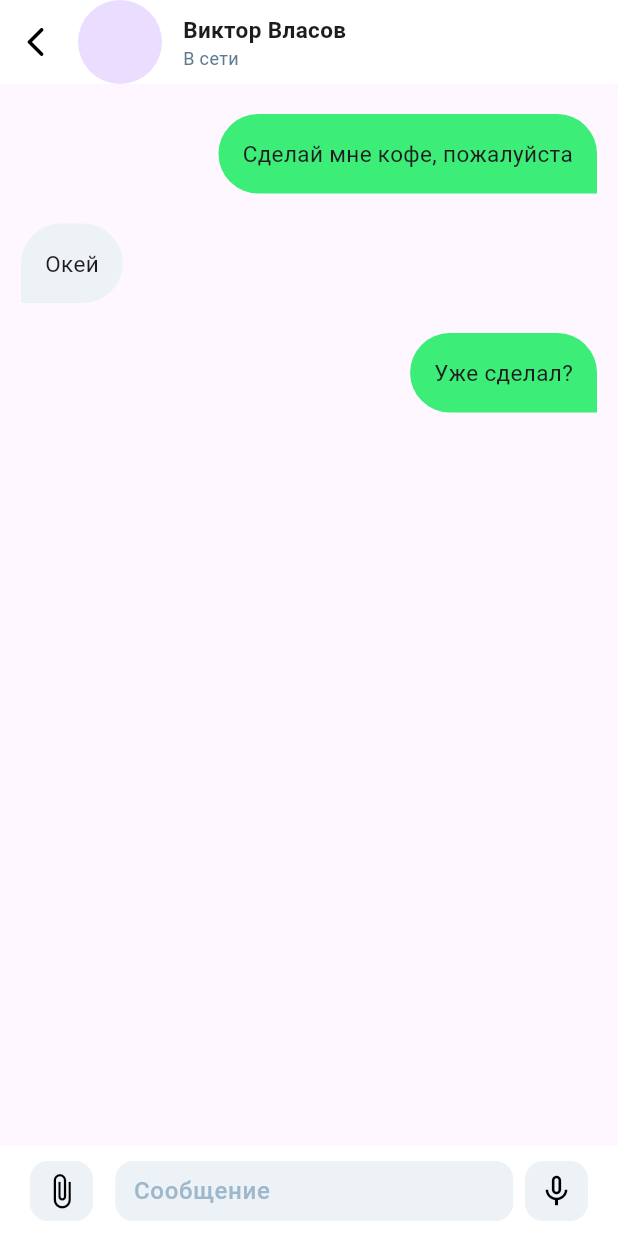
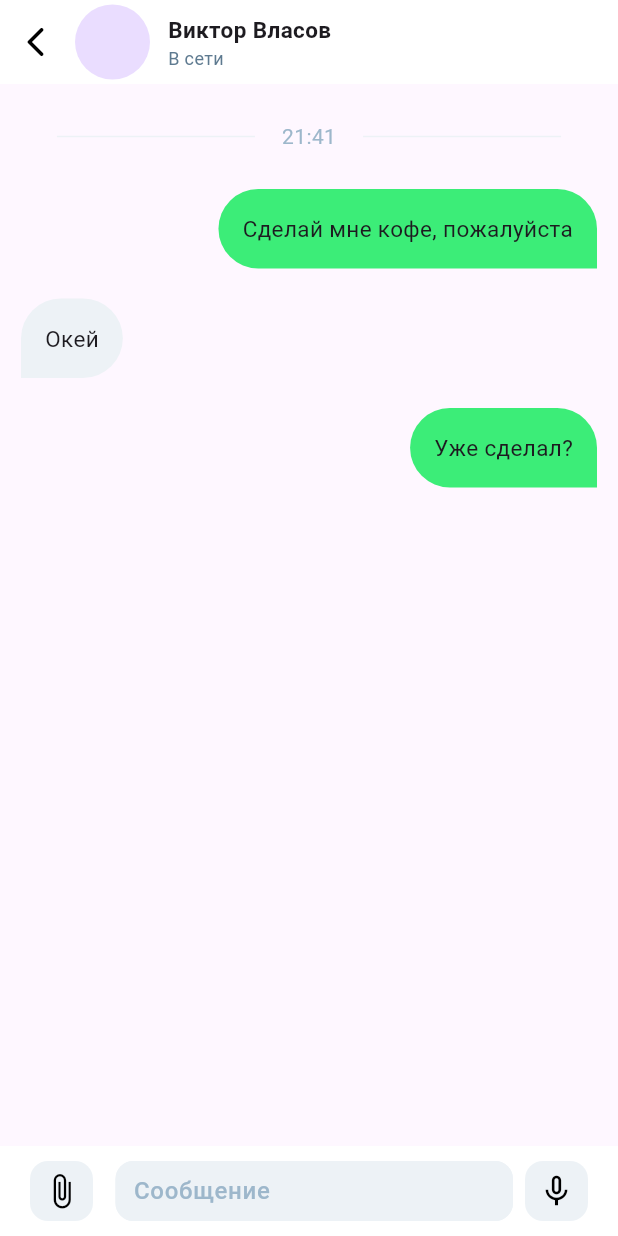
Before and after one commit to alina-071100/chat_flutter, a Flutter app: the ChatDetailPage screen opened directly, on a phone screen of 412 x 824 dp. Run offline on Flutter 3.47's test engine with Material 3 defaults, Android fonts, the phone set to English and light mode, and no system bars; our stand-ins replace iconsax.

Commit message:
update chat page

```diff
--- /dev/null
+++ b/lib/DateDivider.dart
@@ -0,0 +1,39 @@
+import 'package:flutter/material.dart';
+
+class DateDivider extends StatelessWidget {
+  const DateDivider({Key? key, required this.date}) : super(key: key);
+  final String date;
+
+  @override
+  Widget build(BuildContext context) {
+    return Container(
+      height: 50,
+      width: double.infinity,
+      child: Row(
+        mainAxisAlignment: MainAxisAlignment.center,
+        children: [
+          Container(
+            height: 1,
+            width: MediaQuery.of(context).size.width - 280,
+            color: Color.fromRGBO(237, 242, 246, 1),
+          ),
+          Padding(
+            padding: const EdgeInsets.only(left: 18.0, right: 18.0),
+            child: Text(
+              date,
+              style: TextStyle(
+                fontSize: 14,
+                color: Color.fromRGBO(157, 183, 203, 1),
+              ),
+            ),
+          ),
+          Container(
+            height: 1,
+            width: MediaQuery.of(context).size.width - 280,
+            color: Color.fromRGBO(237, 242, 246, 1),
+          ),
+        ],
+      ),
+    );
+  }
+}
--- a/lib/chat_detail.dart
+++ b/lib/chat_detail.dart
@@ -1,4 +1,5 @@
 import 'package:flutter/material.dart';
+import 'package:flutter_application/DateDivider.dart';
 import 'package:flutter_application/coversation_list.dart';
 import 'package:flutter_application/models/chat_message.dart';
 
@@ -37,19 +38,17 @@ class _ChatDetailPageState extends State<ChatDetailPage> {
                     width: 2,
                   ),
                   CircleAvatar(
-                    // backgroundColor: avatarColor,
                     // child: Center(
                     //   child: Text(
-                    //       // '${u.name.characters.first}${widget.surname.characters.first}',
-                    //       // style: TextStyle(
-                    //       //   fontSize: 20,
-                    //       //   fontWeight: FontWeight.w700,
-                    //       //   color: Colors.white,
-                    //       // ),
-                    //       ""
+                    //       '${widget.name.characters.first}${widget.surname.characters.first}',
+                    //       style: TextStyle(
+                    //         fontSize: 20,
+                    //         fontWeight: FontWeight.w700,
+                    //         color: Colors.white,
+                    //       ),
                     //       ),
                     // ),
-                    maxRadius: 30,
+                    maxRadius: 25,
                   ),
                   const SizedBox(
                     width: 12,
@@ -85,8 +84,13 @@ class _ChatDetailPageState extends State<ChatDetailPage> {
               padding: const EdgeInsets.only(top: 10, bottom: 10),
               physics: const NeverScrollableScrollPhysics(),
               itemBuilder: (context, index) {
-                return Container(
-
+                if (index == 0) {
+                  return Column(
+                    children: [
+                      DateDivider(
+                        date: messages.first.time,
+                      ),
+                      Container(
                         padding: const EdgeInsets.only(
                             left: 14, right: 14, top: 10, bottom: 10),
                         child: Align(
@@ -95,7 +99,45 @@ class _ChatDetailPageState extends State<ChatDetailPage> {
                               : Alignment.topRight),
                           child: Container(
                             decoration: BoxDecoration(
-                        borderRadius: messages[index].messageType == 'receiver'
+                              borderRadius:
+                                  messages[index].messageType == 'receiver'
+                                      ? const BorderRadius.only(
+                                          topLeft: Radius.circular(30),
+                                          topRight: Radius.circular(30),
+                                          bottomLeft: Radius.circular(0),
+                                          bottomRight: Radius.circular(30))
+                                      : const BorderRadius.only(
+                                          topLeft: Radius.circular(30),
+                                          topRight: Radius.circular(30),
+                                          bottomLeft: Radius.circular(30),
+                                          bottomRight: Radius.circular(0)),
+                              color: (messages[index].messageType == "receiver"
+                                  ? const Color(0xFFEDF2F6)
+                                  : const Color(0xFF3CED78)),
+                            ),
+                            padding: const EdgeInsets.all(16),
+                            child: Text(
+                              messages[index].messageContent,
+                              style: const TextStyle(fontSize: 15),
+                            ),
+                          ),
+                        ),
+                      ),
+                    ],
+                  );
+                } else {
+                  // Your existing message container here
+                  return Container(
+                    padding: const EdgeInsets.only(
+                        left: 14, right: 14, top: 10, bottom: 10),
+                    child: Align(
+                      alignment: (messages[index].messageType == "receiver"
+                          ? Alignment.topLeft
+                          : Alignment.topRight),
+                      child: Container(
+                        decoration: BoxDecoration(
+                          borderRadius:
+                              messages[index].messageType == 'receiver'
                                   ? const BorderRadius.only(
                                       topLeft: Radius.circular(30),
                                       topRight: Radius.circular(30),
@@ -118,6 +160,7 @@ class _ChatDetailPageState extends State<ChatDetailPage> {
                       ),
                     ),
                   );
+                }
               },
             ),
             Align(
--- a/lib/coversation_list.dart
+++ b/lib/coversation_list.dart
@@ -37,7 +37,7 @@ class _ConversationListState extends State<ConversationList> {
     return GestureDetector(
       onTap: () {
         Navigator.push(context, MaterialPageRoute(builder: (context) {
-          return const ChatDetailPage();
+          return  ChatDetailPage();
         }));
       },
       child: Column(
@@ -61,7 +61,7 @@ class _ConversationListState extends State<ConversationList> {
                             ),
                           ),
                         ),
-                        maxRadius: 30,
+                        maxRadius: 35,
                       ),
                       SizedBox(
                         width: 12,
--- a/pubspec.yaml
+++ b/pubspec.yaml
@@ -64,8 +64,8 @@ flutter:
   uses-material-design: true
 
   # To add assets to your application, add an assets section, like this:
-  assets:
-    - assets/avatars/
+  # assets:
+  #   - assets/avatars/
 
   # An image asset can refer to one or more resolution-specific "variants", see
   # https://flutter.dev/assets-and-images/#resolution-aware
```
Also changed, not shown: assets/avatars/avatar1.svg (deleted), assets/avatars/avatar2.svg (deleted), assets/avatars/avatar3.svg (deleted), assets/avatars/avatar4.svg (deleted). Lines whose indentation alone changed are shown as unchanged.
